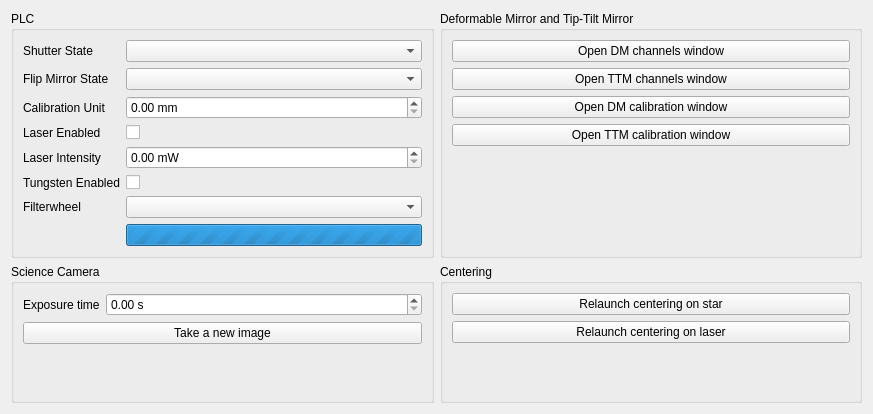
janis-hag/kalao-ics, file guis/ui/engineering.ui: the form before one commit.
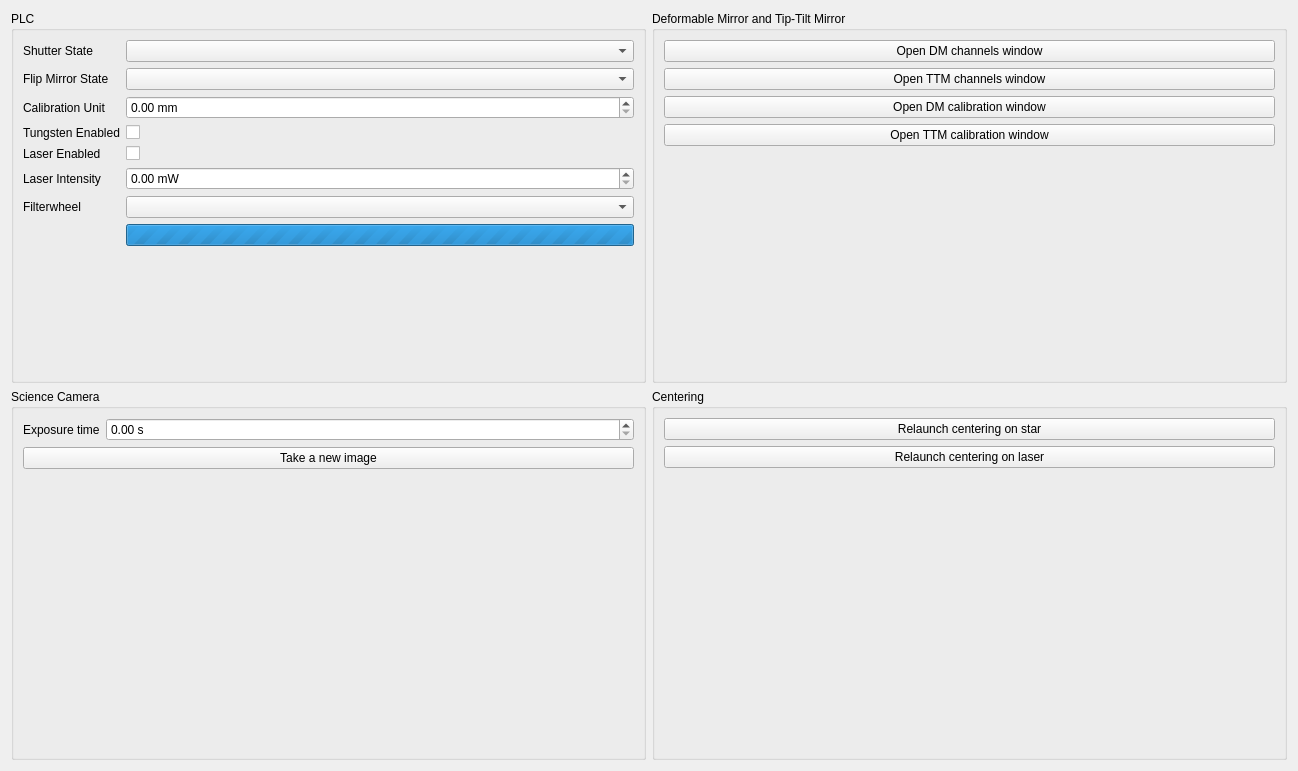
The form after the commit.

```diff
--- a/guis/ui/engineering.ui
+++ b/guis/ui/engineering.ui
@@ -6,8 +6,8 @@
    <rect>
     <x>0</x>
     <y>0</y>
-    <width>873</width>
-    <height>414</height>
+    <width>1298</width>
+    <height>771</height>
    </rect>
   </property>
   <property name="windowTitle">
@@ -57,43 +57,43 @@
         </property>
        </widget>
       </item>
-      <item row="3" column="0">
-       <widget class="QLabel" name="label_2">
-        <property name="text">
-         <string>Laser Enabled</string>
-        </property>
-       </widget>
-      </item>
-      <item row="3" column="1">
-       <widget class="QCheckBox" name="checkBox_2">
-        <property name="text">
-         <string/>
-        </property>
-       </widget>
-      </item>
       <item row="4" column="0">
        <widget class="QLabel" name="label">
         <property name="text">
-         <string>Laser Intensity</string>
+         <string>Laser Enabled</string>
         </property>
        </widget>
       </item>
       <item row="4" column="1">
-       <widget class="QDoubleSpinBox" name="doubleSpinBox">
-        <property name="suffix">
-         <string> mW</string>
+       <widget class="QCheckBox" name="laser_enabledcheckbox">
+        <property name="text">
+         <string/>
         </property>
        </widget>
       </item>
       <item row="5" column="0">
        <widget class="QLabel" name="label_6">
         <property name="text">
-         <string>Tungsten Enabled</string>
+         <string>Laser Intensity</string>
         </property>
        </widget>
       </item>
       <item row="5" column="1">
-       <widget class="QCheckBox" name="checkBox">
+       <widget class="QDoubleSpinBox" name="laser_intensity_spinbox">
+        <property name="suffix">
+         <string> mW</string>
+        </property>
+       </widget>
+      </item>
+      <item row="3" column="0">
+       <widget class="QLabel" name="tungsten_label">
+        <property name="text">
+         <string>Tungsten Enabled</string>
+        </property>
+       </widget>
+      </item>
+      <item row="3" column="1">
+       <widget class="QCheckBox" name="tungsten_enabled_checkbox">
         <property name="text">
          <string/>
         </property>
```
Left out of the diff: 22 changed lines with no effect on the pictures.
